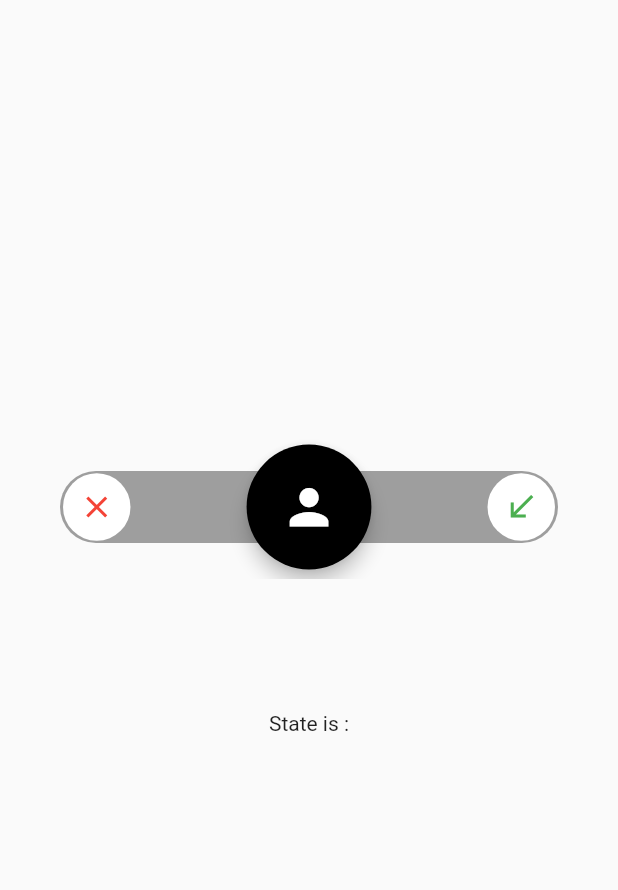
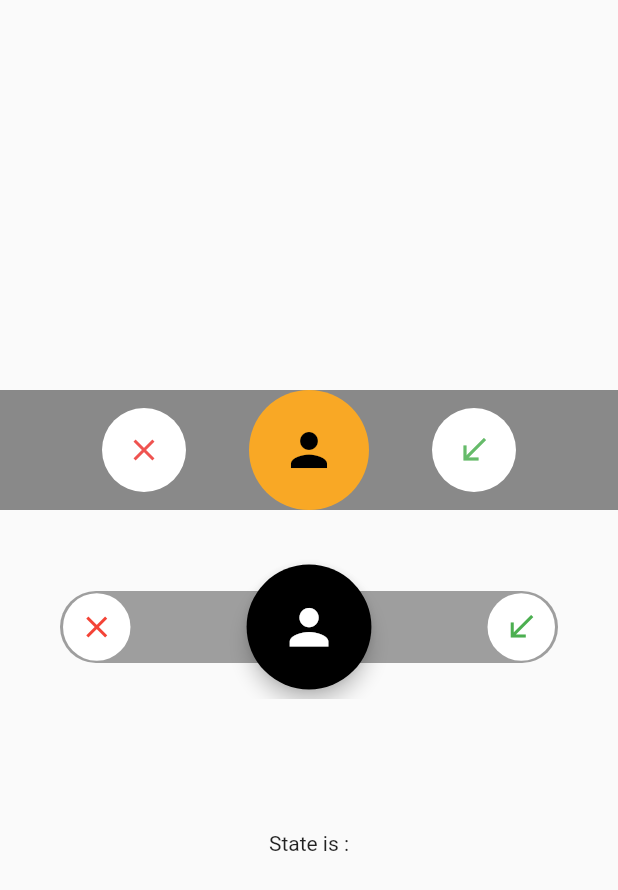
Before and after one commit to moho12n/swipperAnimation, a Flutter app: the screen it shows after launch, on a phone screen of 412 x 824 dp. Shown: the top 890 px of the screen. Run offline on Flutter 3.47's test engine with Material 2 defaults, Android fonts, the phone set to English and light mode, and no system bars; missing offline and left inert: stepper_counter_swipe.

Commit message:
new version of swipper

```diff
--- /dev/null
+++ b/lib/newVersion.dart
@@ -0,0 +1,255 @@
+import 'package:flutter/material.dart';
+import 'dart:ui' show ImageFilter;
+
+class Swipper extends StatefulWidget {
+  final Function acceptMethod;
+  final Function rejectMethod;
+
+  const Swipper({Key key, this.acceptMethod, this.rejectMethod})
+      : super(key: key);
+
+  @override
+  _SwiperState createState() => _SwiperState();
+}
+
+class _SwiperState extends State<Swipper> with SingleTickerProviderStateMixin {
+  bool greenSize, redSize;
+
+  @override
+  void initState() {
+    super.initState();
+    greenSize = false;
+    redSize = false;
+  }
+
+  @override
+  Widget build(BuildContext context) {
+    // TODO: implement build
+    return Center(
+      child: Container(
+        child: BackdropFilter(
+          filter: new ImageFilter.blur(sigmaX: 32, sigmaY: 32),
+          child: Container(
+            color: Colors.black45,
+            child: Center(
+              // todo : here's the everything
+              child: Container(
+                height: 80,
+                width: 300,
+                decoration:
+                    BoxDecoration(borderRadius: BorderRadius.circular(32)),
+                child: Stack(
+                  children: <Widget>[
+                    Align(
+                      alignment: Alignment.centerLeft,
+                      child: Container(
+                        height: 80,
+                        width: 80,
+                        child: Center(
+                          child: AnimatedContainer(
+                            duration: Duration(milliseconds: 150),
+                            curve: Curves.easeInOutCubic,
+                            width: redSize ? 80 : 56,
+                            height: redSize ? 80 : 56,
+                            decoration: BoxDecoration(
+                                color: Colors.white,
+                                borderRadius: BorderRadius.circular(40)),
+                            child: Icon(
+                              Icons.close,
+                              color: Colors.red[400],
+                            ),
+                          ),
+                        ),
+                      ),
+                    ),
+                    Align(
+                      alignment: Alignment.centerRight,
+                      child: Container(
+                        height: 80,
+                        width: 80,
+                        child: Center(
+                          child: AnimatedContainer(
+                            duration: Duration(milliseconds: 150),
+                            curve: Curves.easeInOutCubic,
+                            width: greenSize ? 80 : 56,
+                            height: greenSize ? 80 : 56,
+                            decoration: BoxDecoration(
+                                color: Colors.white,
+                                borderRadius: BorderRadius.circular(40)),
+                            child: Icon(
+                              Icons.call_received,
+                              color: Colors.green[400],
+                              size: 24,
+                            ),
+                          ),
+                        ),
+                      ),
+                    ),
+                    Slider(
+                      call: widget.acceptMethod,
+                      reject: widget.rejectMethod,
+                      onDragUpdateGreen: () {
+                        if (greenSize == false)
+                          setState(() {
+                            greenSize = true;
+                            print(greenSize);
+                          });
+                        else if (greenSize == true)
+                          setState(() {
+                            greenSize = false;
+                            print(greenSize);
+                          });
+                      },
+                      onDragUpdateRed: () {
+                        if (redSize == false)
+                          setState(() {
+                            redSize = true;
+                            print(redSize);
+                          });
+                        else if (redSize == true)
+                          setState(() {
+                            redSize = false;
+                            print(redSize);
+                          });
+                      },
+                    ),
+                  ],
+                ),
+              ),
+            ),
+          ),
+        ),
+      ),
+    );
+  }
+}
+
+class Slider extends StatefulWidget {
+  final Function call;
+  final Function reject;
+  final Function onDragUpdateGreen;
+  final Function onDragUpdateRed;
+  final ValueChanged<double> valueChanged;
+
+  Slider(
+      {this.call,
+      this.reject,
+      this.onDragUpdateGreen,
+      this.onDragUpdateRed,
+      this.valueChanged});
+
+  @override
+  SliderState createState() {
+    return new SliderState();
+  }
+}
+
+class SliderState extends State<Slider> {
+  ValueNotifier<double> valueListener = ValueNotifier(.5);
+  bool greenSize;
+  bool redSize;
+
+  @override
+  void initState() {
+    valueListener.addListener(notifyParent);
+    greenSize = true;
+    redSize = true;
+    super.initState();
+  }
+
+  void notifyParent() {
+    if (widget.valueChanged != null) {
+      widget.valueChanged(valueListener.value);
+    }
+  }
+
+  @override
+  Widget build(BuildContext context) {
+    return Container(
+      height: 88,
+      width: 300,
+      child: Builder(
+        builder: (context) {
+          final handle = GestureDetector(
+            onHorizontalDragUpdate: (details) {
+              valueListener.value =
+                  (valueListener.value + details.delta.dx / context.size.width)
+                      .clamp(.0, 1.0);
+              if ((valueListener.value > 0.8) && greenSize) {
+                widget.onDragUpdateGreen();
+                greenSize = false;
+              } else if ((valueListener.value < 0.8) && !greenSize) {
+                widget.onDragUpdateGreen();
+                greenSize = true;
+              }
+              if ((valueListener.value < 0.2) && redSize) {
+                widget.onDragUpdateRed();
+                redSize = false;
+              } else if ((valueListener.value > 0.2) && !redSize) {
+                widget.onDragUpdateRed();
+                redSize = true;
+              }
+            },
+            onHorizontalDragEnd: (details) {
+              if (valueListener.value > 0.8) {
+                valueListener.value = 1.0;
+                widget.call();
+              } else if (valueListener.value < 0.2) {
+                valueListener.value = 0.0;
+                widget.reject();
+              } else
+                valueListener.value = 0.5;
+            },
+            child: Container(
+              width: 80,
+              height: 80,
+              decoration: BoxDecoration(
+                  borderRadius: BorderRadius.circular(40),
+                  color: (() {
+                    if ((greenSize == true) && (redSize == false))
+                      return Colors.transparent;
+                    else if ((redSize == true) && (greenSize == false))
+                      return Colors.transparent;
+                    else
+                      return Colors.yellow[800];
+                  }()),
+                  border: Border.all(
+                      color: (() {
+                        if ((greenSize == true) && (redSize == false))
+                          return Colors.red[400];
+                        else if ((redSize == true) && (greenSize == false))
+                          return Colors.green[400];
+                        else
+                          return Colors.transparent;
+                      }()),
+                      width: 2)),
+              child: Icon(
+                Icons.person,
+                color: (() {
+                  if ((greenSize == true) && (redSize == false))
+                    return Colors.red[400];
+                  else if ((redSize == true) && (greenSize == false))
+                    return Colors.green[400];
+                  else
+                    return Colors.black;
+                }()),
+                size: ((greenSize == false) || (redSize == false)) ? 0 : 36,
+              ),
+            ),
+          );
+
+          return AnimatedBuilder(
+            animation: valueListener,
+            builder: (context, child) {
+              return Align(
+                alignment: Alignment(valueListener.value * 2 - 1, .5),
+                child: child,
+              );
+            },
+            child: handle,
+          );
+        },
+      ),
+    );
+  }
+}
--- a/lib/swipperFinal.dart
+++ b/lib/swipperFinal.dart
@@ -1,5 +1,6 @@
 import 'package:flutter/gestures.dart';
 import 'package:flutter/material.dart';
+import 'newVersion.dart';
 import 'stepper.dart';
 
 Offset _offset = Offset.zero; // changed
@@ -21,6 +22,24 @@ class _SwipeState extends State<SwipeFinal> {
         body: Column(
           mainAxisAlignment: MainAxisAlignment.center,
           children: <Widget>[
+            Padding(
+              padding: const EdgeInsets.only(top: 50.0, bottom: 30),
+              child: Container(
+                child: Swipper(
+                  // todo: add the call and reject methods
+                  acceptMethod: () {
+                    setState(() {
+                      accept = 'accept';
+                    });
+                  },
+                  rejectMethod: () {
+                    setState(() {
+                      accept = 'Declined';
+                    });
+                  },
+                ),
+              ),
+            ),
             Center(
                 child: Container(
               height: 96,
```
